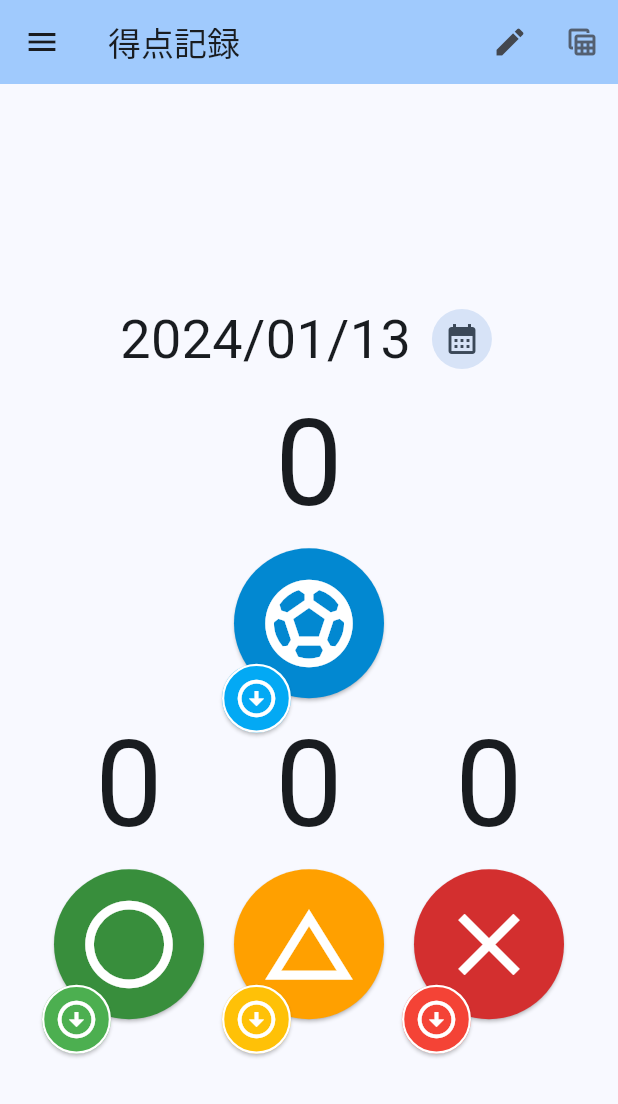
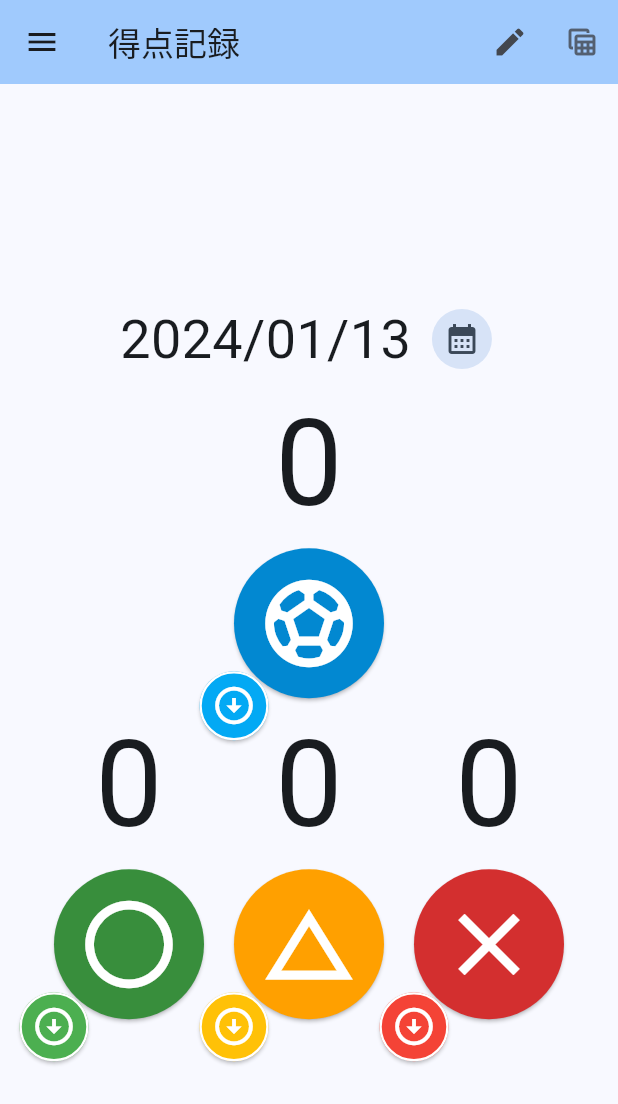
Before and after one commit to ichusrlocalbin/futsal-goals, a Flutter app: the FutsalScorePage screen opened directly, on a phone screen of 412 x 824 dp. Shown: the top 1104 px of the screen. Run offline on Flutter 3.47's test engine with Material 3 defaults, Android fonts, the phone set to English and light mode, and no system bars; our stand-ins replace cloud_firestore, csv, firebase_auth, firebase_core, google_sign_in; missing offline and left inert: dart:html; accounts and stored records are empty; generated files the repository leaves out were written again.

Commit message:
separete decrese buttons much more

```diff
--- a/lib/screens/futsal_score_screen.dart
+++ b/lib/screens/futsal_score_screen.dart
@@ -516,17 +516,17 @@ class OverlapCircleTwoButtons extends StatelessWidget {
           ),
         ),
         Transform.translate(
-          offset: const Offset(-35, 50),
+          offset: const Offset(-50, 55),
           child: ElevatedButton(
             onPressed: smallerButton.onPressed,
-            child: Icon(smallerButton.iconData,
-                color: Colors.white, size: smallerButton.size),
             style: ElevatedButton.styleFrom(
               shape: const CircleBorder(),
               padding: const EdgeInsets.all(8.0),
               backgroundColor: smallerButton.backgroundColor,
               side: const BorderSide(width: 1.5, color: Colors.white),
             ),
+            child: Icon(smallerButton.iconData,
+                color: Colors.white, size: smallerButton.size),
           ),
         ),
       ],
--- a/pubspec.yaml
+++ b/pubspec.yaml
@@ -16,7 +16,7 @@ publish_to: 'none' # Remove this line if you wish to publish to pub.dev
 # https://developer.apple.com/library/archive/documentation/General/Reference/InfoPlistKeyReference/Articles/CoreFoundationKeys.html
 # In Windows, build-name is used as the major, minor, and patch parts
 # of the product and file versions while build-number is used as the build suffix.
-version: 1.0.0+1
+version: 1.0.0+2
 
 environment:
   sdk: '>=3.2.3 <4.0.0'
```
Also changed, not shown: 1 other file.
